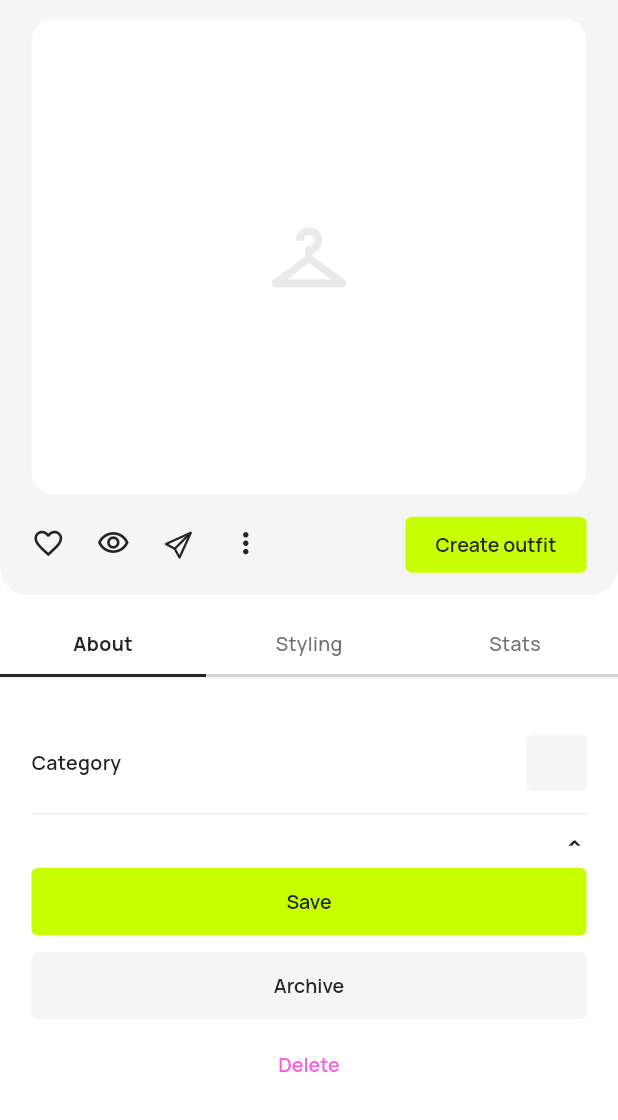
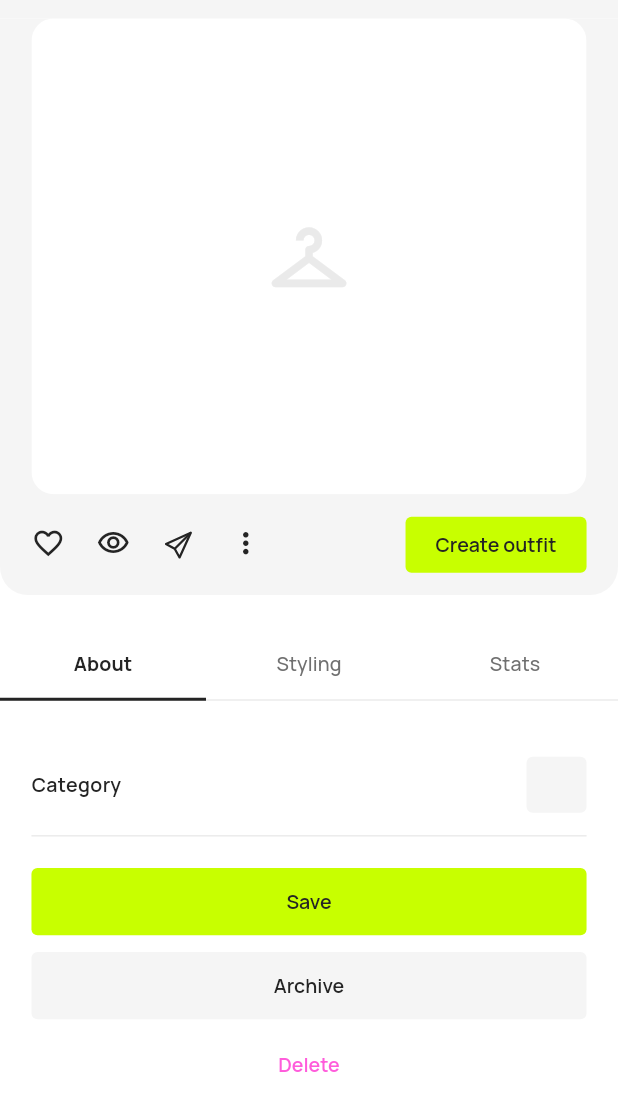
Before and after one commit to aladeenuthy/whering, a Flutter app: the ItemDetailScreen screen opened directly with empty values, on a phone screen of 412 x 824 dp, the part 116-1236 px from its top. Run offline on Flutter 3.47's test engine with Material 3 defaults, Android fonts, the phone set to English and light mode, and no system bars; our stand-ins replace dartz, dio, flutter_bloc, flutter_screenutil, flutter_svg, freezed_annotation and 1 more; network calls fail.

Commit message:
font fix

```diff
--- a/lib/features/items/presentation/screens/item_detail_screen.dart
+++ b/lib/features/items/presentation/screens/item_detail_screen.dart
@@ -9,22 +9,25 @@
   State<ItemDetailScreen> createState() => _ItemDetailScreenState();
 }
 
-class _ItemDetailScreenState extends State<ItemDetailScreen> {
-  int _index = 0;
+class _ItemDetailScreenState extends State<ItemDetailScreen>
+    with SingleTickerProviderStateMixin {
   bool _isFavorite = false;
   List<String> _tags = [];
+
+  late TabController _tabController;
 
   @override
   void initState() {
     super.initState();
     _isFavorite = widget.piece.isFavorite ?? false;
     _tags = List<String>.from(widget.piece.tags);
+    _tabController = TabController(length: 3, vsync: this);
   }
 
-  void _onTabChanged(int index) {
-    setState(() {
-      _index = index;
-    });
+  @override
+  void dispose() {
+    _tabController.dispose();
+    super.dispose();
   }
 
   void _onFavoritePressed() {
@@ -91,18 +94,14 @@
                         ),
                       ),
                       AppSpacings.verticalSpaceLarge(),
-                      ItemTabBar(
-                        selectedIndex: _index,
-                        onTabChanged: _onTabChanged,
-                      ),
+                      ItemTabBar(tabController: _tabController),
                       AppSpacings.verticalSpaceLarge(),
                       Padding(
                         padding: EdgeInsets.symmetric(horizontal: 20.w),
                         child: TabContentBuilder(
-                          index: _index,
+                          tabController: _tabController,
                           onTagRemoved: _onTagRemoved,
                           piece: widget.piece,
-
                           tags: _tags,
                         ),
                       ),
@@ -121,14 +120,14 @@
 }
 
 class TabContentBuilder extends StatelessWidget {
-  final int index;
+  final TabController tabController;
   final List<String> tags;
   final ValueChanged<String>? onTagRemoved;
   final WardrobePiece piece;
 
   const TabContentBuilder({
     super.key,
-    required this.index,
+    required this.tabController,
     required this.tags,
     required this.piece,
     this.onTagRemoved,
@@ -136,12 +135,17 @@
 
   @override
   Widget build(BuildContext context) {
-    return switch (index) {
-      0 => AboutTab(piece: piece, tags: tags, onTagRemoved: onTagRemoved),
-      1 => const _PlaceholderTab(title: 'Styling Tab'),
-      2 => const _PlaceholderTab(title: 'Stats Tab'),
-      _ => const SizedBox.shrink(),
-    };
+    return AnimatedBuilder(
+      animation: tabController,
+      builder: (context, _) {
+        return switch (tabController.index) {
+          0 => AboutTab(piece: piece, tags: tags, onTagRemoved: onTagRemoved),
+          1 => const _PlaceholderTab(title: 'Styling Tab'),
+          2 => const _PlaceholderTab(title: 'Stats Tab'),
+          _ => const SizedBox.shrink(),
+        };
+      },
+    );
   }
 }
 
--- a/lib/features/items/presentation/widgets/item_tab_bar.dart
+++ b/lib/features/items/presentation/widgets/item_tab_bar.dart
@@ -1,88 +1,31 @@
 import 'package:flutter/material.dart';
-import 'package:flutter/services.dart';
 
 import '../../../../core/resources/app_colors.dart';
 import '../../../../core/resources/app_text_styles.dart';
-import '../../../../core/ui/spacing.dart';
 
 class ItemTabBar extends StatelessWidget {
-  const ItemTabBar({
-    super.key,
-    required this.selectedIndex,
-    required this.onTabChanged,
-  });
-  final int selectedIndex;
-  final ValueChanged<int> onTabChanged;
+  const ItemTabBar({super.key, required this.tabController});
+
+  final TabController tabController;
 
   static const List<String> _tabs = ['About', 'Styling', 'Stats'];
 
   @override
   Widget build(BuildContext context) {
-    return Container(
-      decoration: BoxDecoration(
-        border: Border(
-          bottom: BorderSide(
-            color: AppColors.grey.withValues(alpha: 0.3),
-            width: 1,
-          ),
-        ),
+    return TabBar(
+      controller: tabController,
+      labelColor: AppColors.textColor,
+      unselectedLabelColor: AppColors.textSecondary,
+      labelStyle: getBoldStyle(color: AppColors.textColor, fontSize: 14),
+      unselectedLabelStyle: getMediumStyle(
+        color: AppColors.textSecondary,
+        fontSize: 14,
       ),
-      child: Row(
-        children: List.generate(_tabs.length, (index) {
-          return TabItem(
-            label: _tabs[index],
-            isSelected: index == selectedIndex,
-            onTap: () {
-              HapticFeedback.lightImpact();
-              onTabChanged(index);
-            },
-          );
-        }),
-      ),
+      indicatorColor: AppColors.textColor,
+      indicatorWeight: 2,
+      indicatorSize: TabBarIndicatorSize.tab,
+      dividerColor: AppColors.grey.withValues(alpha: 0.5),
+      tabs: _tabs.map((label) => Tab(text: label)).toList(),
     );
   }
 }
-
-class TabItem extends StatelessWidget {
-  final String label;
-  final bool isSelected;
-  final VoidCallback onTap;
-
-  const TabItem({
-    super.key,
-    required this.label,
-    required this.isSelected,
-    required this.onTap,
-  });
-
-  @override
-  Widget build(BuildContext context) {
-    return Expanded(
-      child: GestureDetector(
-        behavior: HitTestBehavior.opaque,
-        onTap: onTap,
-        child: Column(
-          children: [
-            Center(
-              child: Text(
-                label,
-                style: isSelected
-                    ? getBoldStyle(color: AppColors.textColor, fontSize: 14)
-                    : getMediumStyle(
-                        color: AppColors.textSecondary,
-                        fontSize: 14,
-                      ),
-              ),
-            ),
-            AppSpacings.vertical(12),
-            Divider(
-              color: isSelected ? AppColors.textColor : AppColors.grey,
-              thickness: 2,
-              height: 1,
-            ),
-          ],
-        ),
-      ),
-    );
-  }
-}
```
Also changed, not shown: pubspec.yaml (+7 -7 lines).
